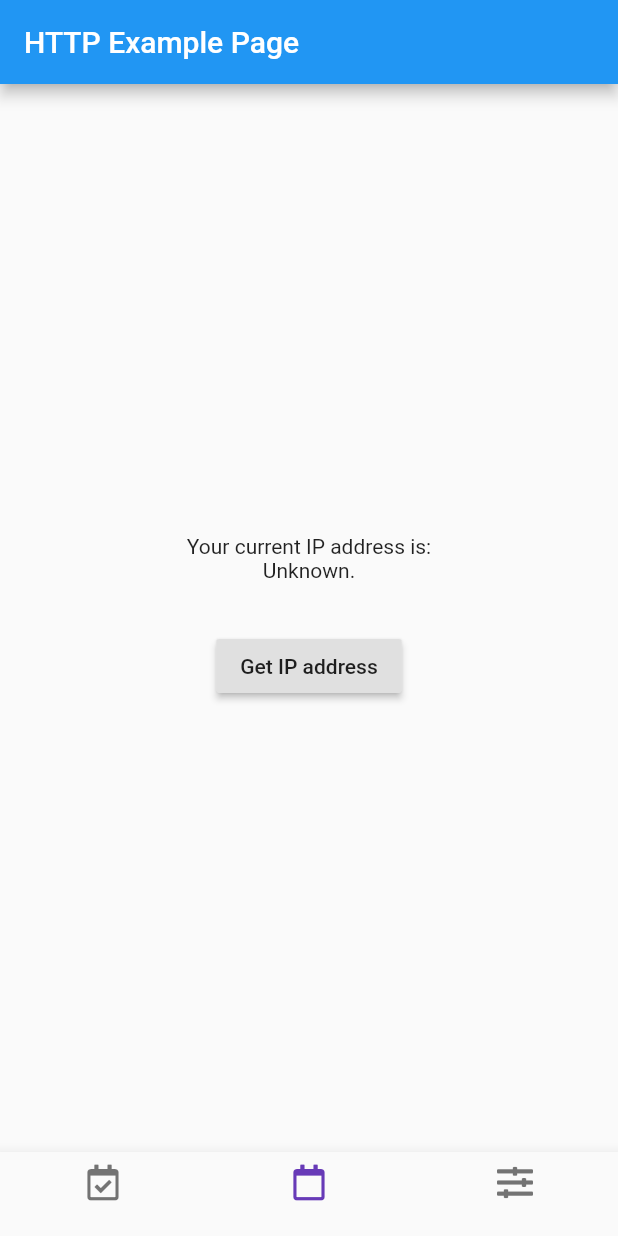
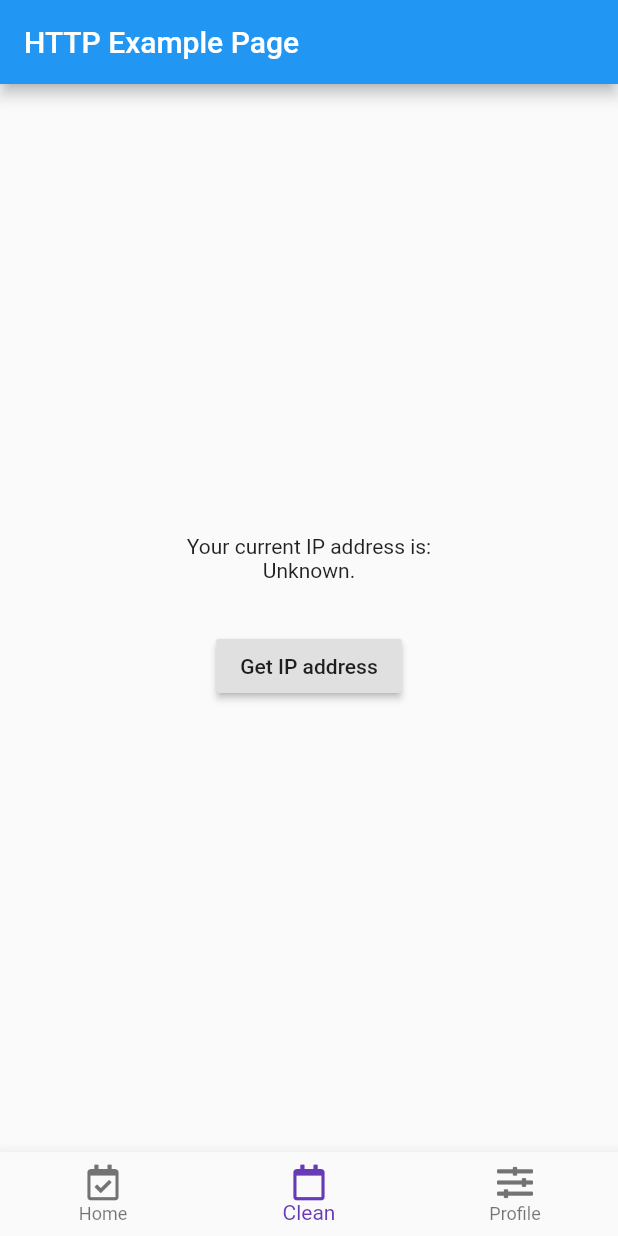
Before and after one commit to phodal-archive/flutter-boilerplate, a Flutter app: the screen it shows after launch, on a phone screen of 412 x 824 dp. Run offline on Flutter 3.47's test engine with Material 2 defaults, Android fonts, the phone set to English and light mode, and no system bars; our stand-ins replace dio, font_awesome_flutter.

Commit message:
refactor: add navbar text

```diff
--- a/lib/main.dart
+++ b/lib/main.dart
@@ -50,11 +50,13 @@ class _HomePageState extends State<HomePage>
         items: <BottomNavigationBarItem>[
           BottomNavigationBarItem(
               icon: new Icon(FontAwesomeIcons.calendarCheck),
-              title: new Text("")),
+              title: new Text("Home")),
           BottomNavigationBarItem(
-              icon: new Icon(FontAwesomeIcons.calendar), title: new Text("")),
+              icon: new Icon(FontAwesomeIcons.calendar),
+              title: new Text("Clean")),
           BottomNavigationBarItem(
-              icon: new Icon(FontAwesomeIcons.slidersH), title: new Text(""))
+              icon: new Icon(FontAwesomeIcons.slidersH),
+              title: new Text("Profile"))
         ],
       ),
       body: _children[_currentIndex],
```
